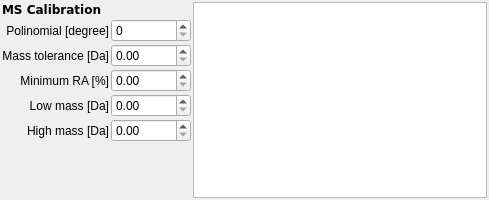
Old version of the form src/adplugins/qtwidgets/mscalibrationform.ui in the repository qtplatz/qtplatz.
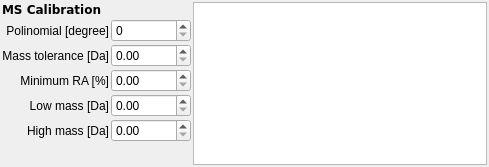
New version of the form.

Diff of the .ui file:
```diff
--- a/src/adplugins/qtwidgets/mscalibrationform.ui
+++ b/src/adplugins/qtwidgets/mscalibrationform.ui
@@ -7,7 +7,7 @@
     <x>0</x>
     <y>0</y>
     <width>489</width>
-    <height>200</height>
+    <height>167</height>
    </rect>
   </property>
   <property name="windowTitle">
```
Left out of the diff: 11 changed lines with no effect on the pictures.
